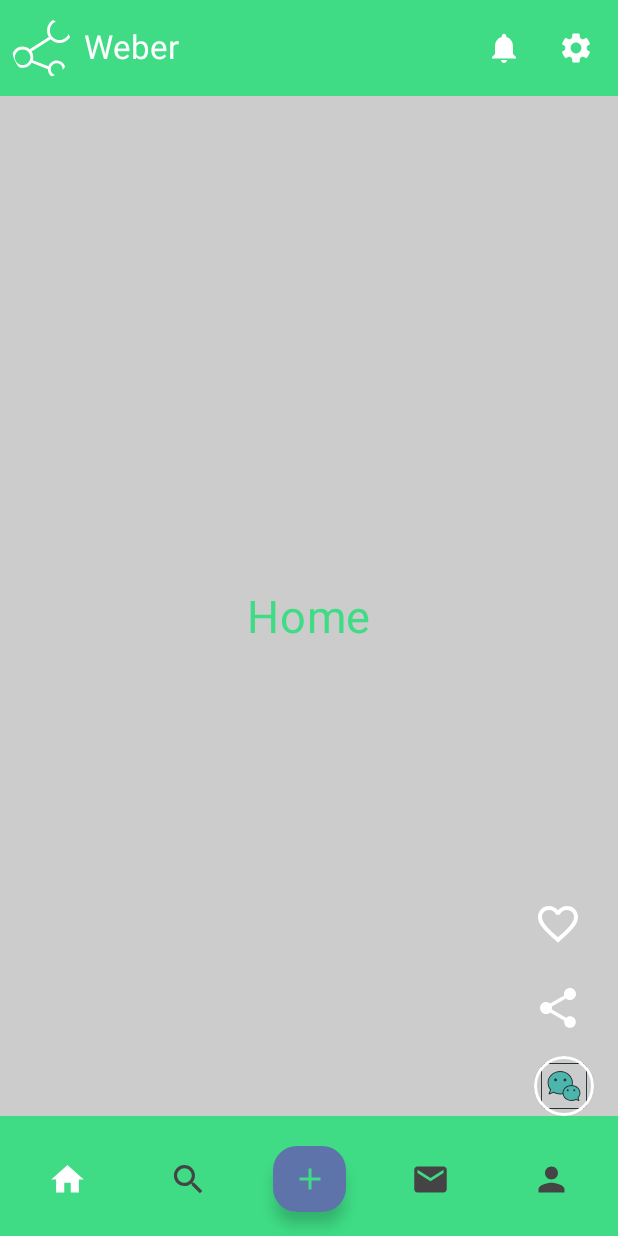
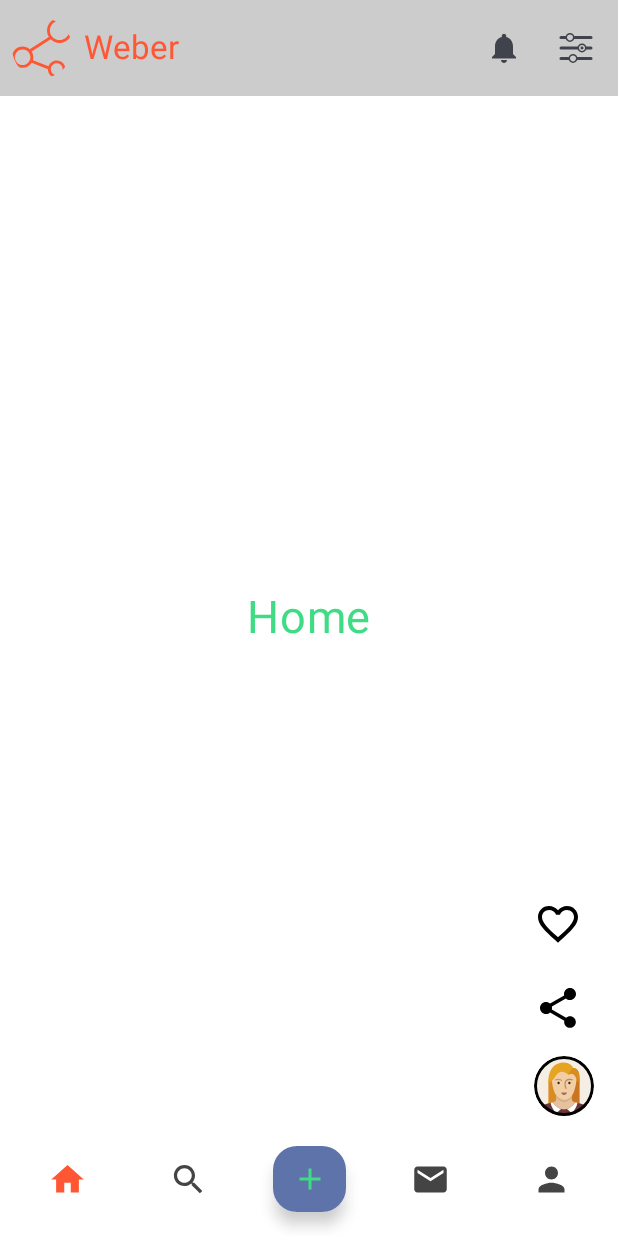
Before and after one commit to Alex122lang/Weber-app, an Android app built with Jetpack Compose: the screen it shows after launch (MainActivity), on a phone screen of 412 x 824 dp. Run offline under Robolectric (Android 15) with nearby library versions, the phone set to English and light mode, and no system bars.

Commit message:
third commit

```diff
--- a/app/src/main/java/com/alex/weber/MainActivity.kt
+++ b/app/src/main/java/com/alex/weber/MainActivity.kt
@@ -74,6 +74,7 @@ import com.alex.weber.ui.screens.profile.Profile
 import com.alex.weber.ui.screens.search.Search
 import com.alex.weber.ui.theme.GreenJC
 import com.alex.weber.ui.theme.WeberTheme
+import com.alex.weber.ui.theme.sportOrange
 import kotlinx.coroutines.launch
 
 class MainActivity : ComponentActivity() {
@@ -104,18 +105,18 @@ fun TopAppBar(){
     TopAppBar(title = { Text(text = "Weber")},
         navigationIcon = {
             IconButton(onClick = { Toast.makeText(context, "Weber", Toast.LENGTH_SHORT).show() }) {
-                Icon(painter = painterResource(id = R.drawable._logo, ), contentDescription = "Whatsapp icon")
+                Icon(painter = painterResource(id = R.drawable._logo, ), contentDescription = "Whatsapp icon", tint = sportOrange)
             }
         }, colors = TopAppBarDefaults.topAppBarColors(
-            containerColor = GreenJC,
-            titleContentColor = Color.White,
+            containerColor = Color.LightGray,
+            titleContentColor = sportOrange,
             navigationIconContentColor = Color.White
         ), actions = {
             IconButton(onClick = { Toast.makeText(context, "Notification", Toast.LENGTH_SHORT).show() })  {
-                Icon(imageVector = Icons.Filled.Notifications, contentDescription = "notification icon", tint = Color.White)
+                Icon(imageVector = Icons.Filled.Notifications, contentDescription = "notification icon",)
             }
             IconButton(onClick = { Toast.makeText(context, "Settings", Toast.LENGTH_SHORT).show() })  {
-                Icon(imageVector = Icons.Filled.Settings, contentDescription = "settings icon", tint = Color.White)
+                Icon(painter = painterResource(R.drawable.settings), contentDescription = "settings icon", )
             }
 
         }
@@ -139,74 +140,74 @@ fun NavBotSheet(innerPadding: PaddingValues){
     var showBottomSheet by remember {
         mutableStateOf(value = false)
     }
-    ModalNavigationDrawer(
-        drawerState = drawerState,
-        gesturesEnabled = true,
-        drawerContent = {
-            ModalDrawerSheet {
-                Box(modifier = Modifier
-                    .background(GreenJC)
-                    .fillMaxWidth()
-                    .height(150.dp)
-                ){
-                    Text(text = "")
-                }
-                Spacer(modifier = Modifier.height(10.dp))
-                NavigationDrawerItem(label = {Text(text = "Home", color = GreenJC)},
-                    selected = false,
-                    icon = {Icon(imageVector = Icons.Default.Home, contentDescription = "Home", tint = GreenJC)},
-                    onClick = {
-                        coroutineScope.launch{
-                            drawerState.close()
-                        }
-                        navigationController.navigate(Screens.Home.screen){
-//                            NEED CLALIFICATION
-                            popUpTo(0)
-                        }
-                    } )
-                NavigationDrawerItem(label = {Text(text = "Settings", color = GreenJC)},
-                    selected = false,
-                    icon = {Icon(imageVector = Icons.Default.LocationOn, contentDescription = "location", tint = GreenJC)},
-                    onClick = {
-                        coroutineScope.launch{
-                            drawerState.close()
-                        }
-                        navigationController.navigate(Screens.Settings.screen){
-                            popUpTo(0)
-                        }
-                    } )
-                NavigationDrawerItem(label = {Text(text = "Profile", color = GreenJC)},
-                    selected = false,
-                    icon = {Icon(imageVector = Icons.Default.Person, contentDescription = "profile", tint = GreenJC)},
-                    onClick = {
-                        coroutineScope.launch{
-                            drawerState.close()
-                        }
-                        navigationController.navigate(Screens.Profile.screen){
-                            popUpTo(0)
-                        }
-                    } )
-                NavigationDrawerItem(label = {Text(text = "Logout", color = GreenJC)},
-                    selected = false,
-                    icon = {Icon(imageVector = Icons.Default.Close, contentDescription = "logout", tint = GreenJC)},
-                    onClick = {
-                        coroutineScope.launch{
-                            drawerState.close()
-                        }
-                        navigationController.navigate(Screens.Settings.screen){
-                            popUpTo(0)
-                        }
-                        Toast.makeText(context, "Logout", Toast.LENGTH_SHORT).show()
-                    } )
-            }
-        },
-        ) {
+//    ModalNavigationDrawer(
+//        drawerState = drawerState,
+//        gesturesEnabled = true,
+//        drawerContent = {
+//            ModalDrawerSheet {
+//                Box(modifier = Modifier
+//                    .background(GreenJC)
+//                    .fillMaxWidth()
+//                    .height(150.dp)
+//                ){
+//                    Text(text = "")
+//                }
+//                Spacer(modifier = Modifier.height(10.dp))
+//                NavigationDrawerItem(label = {Text(text = "Home", color = GreenJC)},
+//                    selected = false,
+//                    icon = {Icon(imageVector = Icons.Default.Home, contentDescription = "Home", tint = sportOrange)},
+//                    onClick = {
+//                        coroutineScope.launch{
+//                            drawerState.close()
+//                        }
+//                        navigationController.navigate(Screens.Home.screen){
+////                            NEED CLALIFICATION
+//                            popUpTo(0)
+//                        }
+//                    } )
+//                NavigationDrawerItem(label = {Text(text = "Settings", color = GreenJC)},
+//                    selected = false,
+//                    icon = {Icon(imageVector = Icons.Default.LocationOn, contentDescription = "location", tint = sportOrange)},
+//                    onClick = {
+//                        coroutineScope.launch{
+//                            drawerState.close()
+//                        }
+//                        navigationController.navigate(Screens.Settings.screen){
+//                            popUpTo(0)
+//                        }
+//                    } )
+//                NavigationDrawerItem(label = {Text(text = "Profile", color = GreenJC)},
+//                    selected = false,
+//                    icon = {Icon(imageVector = Icons.Default.Person, contentDescription = "profile", tint = GreenJC)},
+//                    onClick = {
+//                        coroutineScope.launch{
+//                            drawerState.close()
+//                        }
+//                        navigationController.navigate(Screens.Profile.screen){
+//                            popUpTo(0)
+//                        }
+//                    } )
+//                NavigationDrawerItem(label = {Text(text = "Logout", color = GreenJC)},
+//                    selected = false,
+//                    icon = {Icon(imageVector = Icons.Default.Close, contentDescription = "logout", tint = GreenJC)},
+//                    onClick = {
+//                        coroutineScope.launch{
+//                            drawerState.close()
+//                        }
+//                        navigationController.navigate(Screens.Settings.screen){
+//                            popUpTo(0)
+//                        }
+//                        Toast.makeText(context, "Logout", Toast.LENGTH_SHORT).show()
+//                    } )
+//            }
+//        },
+//        ) {
     Scaffold(
         topBar = {
             TopAppBar()
         },
         bottomBar = {
-            BottomAppBar (containerColor = GreenJC){
+            BottomAppBar (containerColor = Color.White){
                 IconButton(onClick = {
                     selected.value = Icons.Default.Home
                     navigationController.navigate(Screens.Home.screen){
@@ -214,7 +215,7 @@ fun NavBotSheet(innerPadding: PaddingValues){
                     }
                 }, modifier = Modifier.weight(1f)) {
                     Icon(Icons.Default.Home, contentDescription = null, modifier = Modifier.size(26.dp),
-                        tint = if (selected.value == Icons.Default.Home) Color.White else Color.DarkGray)
+                        tint = if (selected.value == Icons.Default.Home) sportOrange else Color.DarkGray)
                 }
                 IconButton(onClick = {
                     selected.value = Icons.Default.Search
@@ -223,7 +224,7 @@ fun NavBotSheet(innerPadding: PaddingValues){
                     }
                 }, modifier = Modifier.weight(1f)) {
                     Icon(Icons.Default.Search, contentDescription = null, modifier = Modifier.size(26.dp),
-                        tint = if (selected.value == Icons.Default.Search) Color.White else Color.DarkGray)
+                        tint = if (selected.value == Icons.Default.Search) sportOrange else Color.DarkGray)
                 }
 
                 Box(modifier = Modifier
@@ -243,7 +244,7 @@ fun NavBotSheet(innerPadding: PaddingValues){
                     }
                 }, modifier = Modifier.weight(1f)) {
                     Icon(Icons.Default.Email, contentDescription = null, modifier = Modifier.size(26.dp),
-                        tint = if (selected.value == Icons.Default.Email) Color.White else Color.DarkGray)
+                        tint = if (selected.value == Icons.Default.Email) sportOrange else Color.DarkGray)
 
                 }
 
@@ -254,18 +255,19 @@ fun NavBotSheet(innerPadding: PaddingValues){
                     }
                 }, modifier = Modifier.weight(1f)) {
                     Icon(Icons.Default.Person, contentDescription = null, modifier = Modifier.size(26.dp),
-                        tint = if (selected.value == Icons.Default.Person) Color.White else Color.DarkGray)
+                        tint = if (selected.value == Icons.Default.Person) sportOrange else Color.DarkGray)
                 }
             }
         }
     ) {
         NavHost(navController = navigationController,
+            modifier = Modifier.padding(innerPadding),
             startDestination = Screens.Home.screen){
             composable(Screens.Home.screen) { Home(innerPadding) }
-            composable(Screens.Search.screen) { Search() }
+            composable(Screens.Search.screen) { Search(innerPadding) }
             composable(Screens.Chats.screen) { Chats() }
             composable(Screens.Profile.screen) { Profile() }
-            composable(Screens.Post.screen) { Post() }
+            composable(Screens.Post.screen) { Post(innerPadding) }
             composable(Screens.Settings.screen) { Settings() }
             composable(Screens.Notification.screen) { Notification() }
 
@@ -286,7 +288,7 @@ fun NavBotSheet(innerPadding: PaddingValues){
                 }
             }
         }
-    }}
+    }
 @Composable
 fun BottomSheetItem(icon: ImageVector, title:String, onClick: () -> Unit){
     Row (
--- a/app/src/main/java/com/alex/weber/ui/screens/home/HomeScreen.kt
+++ b/app/src/main/java/com/alex/weber/ui/screens/home/HomeScreen.kt
@@ -36,7 +36,7 @@ fun Home(innerPadding : PaddingValues){
         modifier = Modifier
         .fillMaxSize()
             .padding(innerPadding)
-        .background(Color.LightGray),
+        .background(Color.White),
          ){
         Column (
             modifier = Modifier
@@ -61,7 +61,7 @@ fun Home(innerPadding : PaddingValues){
                 Icon(
                     imageVector = Icons.Default.FavoriteBorder,
                     contentDescription = "Like",
-                    tint = Color.White,
+                    tint = Color.Black,
                     modifier = Modifier.size(32.dp)
                 )
             }
@@ -71,7 +71,7 @@ fun Home(innerPadding : PaddingValues){
                 Icon(
                     imageVector = Icons.Default.Share,
                     contentDescription = "Share",
-                    tint = Color.White,
+                    tint = Color.Black,
                     modifier = Modifier.size(32.dp)
                 )
             }
@@ -87,12 +87,12 @@ fun Home(innerPadding : PaddingValues){
 //            }
 //            Spacer(modifier = Modifier.size(8.dp))
             Image(
-                painter = painterResource(id = R.drawable.chats),
+                painter = painterResource(id = R.drawable.person),
                 contentDescription = "Profile",
                 modifier = Modifier
                     .size(40.dp)
                     .clip(CircleShape)
-                    .border(2.dp, Color.White, CircleShape).clickable(onClick = { })
+                    .border(2.dp, Color.Black, CircleShape).clickable(onClick = { })
             )
         }
     }
--- a/app/src/main/java/com/alex/weber/ui/theme/Color.kt
+++ b/app/src/main/java/com/alex/weber/ui/theme/Color.kt
@@ -11,3 +11,6 @@ val PurpleGrey40 = Color(0xFF625b71)
 val Pink40 = Color(0xFF7D5260)
 
 val GreenJC = Color(0xFF3FDC85)
+
+val sportOrange = Color(0xFFFF5733)
+val lightGray = Color(0xFFD6D6D6)
--- /dev/null
+++ b/app/src/main/res/drawable/person.xml
@@ -0,0 +1,87 @@
+<vector xmlns:android="http://schemas.android.com/apk/res/android" android:alpha="0.9" android:height="100dp" android:viewportHeight="100" android:viewportWidth="100" android:width="100dp">
+
+    <path android:fillColor="#F5EEE5" android:pathData="M50,50m-50,0a50,50 0,1 1,100 0a50,50 0,1 1,-100 0"/>
+
+    <group>
+
+        <clip-path android:pathData="M50,50m-50,0a50,50 0,1 1,100 0a50,50 0,1 1,-100 0"/>
+
+        <path android:fillColor="#D98C21" android:pathData="M24,41h31v43h-31z"/>
+
+    </group>
+
+    <group>
+
+        <clip-path android:pathData="M50,50m-50,0a50,50 0,1 1,100 0a50,50 0,1 1,-100 0"/>
+
+        <path android:fillColor="#CC751F" android:pathData="M45,37h31v47h-31z"/>
+
+    </group>
+
+    <group>
+
+        <clip-path android:pathData="M50,50m-50,0a50,50 0,1 1,100 0a50,50 0,1 1,-100 0"/>
+
+        <path android:fillColor="#E6C19C" android:pathData="M63,71.9c0,4 4.7,5.2 7.1,5.8c7.6,2 22.8,5.9 22.8,5.9c3.2,1.1 5.7,3.5 7.1,6.6v9.8L0,100v-9.8c1.3,-3.1 3.9,-5.5 7.1,-6.6c0,0 15.2,-3.9 22.8,-5.9c2.4,-0.6 7.1,-1.8 7.1,-5.8c0,-4 0,-10.9 0,-10.9h26C63,61 63,67.9 63,71.9z"/>
+
+    </group>
+
+    <group>
+
+        <clip-path android:pathData="M50,50m-50,0a50,50 0,1 1,100 0a50,50 0,1 1,-100 0"/>
+
+        <group>
+
+            <clip-path android:pathData="M63,71.9c0,4 4.7,5.2 7.1,5.8c7.6,2 22.8,5.9 22.8,5.9c3.2,1.1 5.7,3.5 7.1,6.6v9.8L0,100v-9.8c1.3,-3.1 3.9,-5.5 7.1,-6.6c0,0 15.2,-3.9 22.8,-5.9c2.4,-0.6 7.1,-1.8 7.1,-5.8c0,-4 0,-10.9 0,-10.9h26C63,61 63,67.9 63,71.9z"/>
+
+            <path android:fillColor="#D4B08C" android:pathData="M50.2,11l0.2,0l0,0c3.3,0 8.2,0.2 11.4,2c3.3,1.9 7.3,5.6 8.5,12.1c2.4,13.7 -2.1,35.4 -6.3,42.4c-4,6.7 -9.8,9.2 -13.5,9.4l-0.1,0l-0.2,0l-0.2,0l-0.1,0c-3.7,-0.2 -9.5,-2.7 -13.5,-9.4c-4.2,-7 -8.7,-28.7 -6.3,-42.4c1.2,-6.5 5.2,-10.2 8.5,-12.1c3.2,-1.8 8.1,-2 11.4,-2l0,0L50.2,11z"/>
+
+        </group>
+
+        <group>
+
+            <clip-path android:pathData="M63,71.9c0,4 4.7,5.2 7.1,5.8c7.6,2 22.8,5.9 22.8,5.9c3.2,1.1 5.7,3.5 7.1,6.6v9.8L0,100v-9.8c1.3,-3.1 3.9,-5.5 7.1,-6.6c0,0 15.2,-3.9 22.8,-5.9c2.4,-0.6 7.1,-1.8 7.1,-5.8c0,-4 0,-10.9 0,-10.9h26C63,61 63,67.9 63,71.9z"/>
+
+            <path android:fillColor="#6B363E" android:pathData="M0,58L100,58v42L0,100L0,58zM50,89c12.1,0 20.8,-14.1 20.8,-14.1S60.9,59 50,59S29.2,74.9 29.2,74.9S37.9,89 50,89z"/>
+
+        </group>
+
+        <group>
+
+            <clip-path android:pathData="M63,71.9c0,4 4.7,5.2 7.1,5.8c7.6,2 22.8,5.9 22.8,5.9c3.2,1.1 5.7,3.5 7.1,6.6v9.8L0,100v-9.8c1.3,-3.1 3.9,-5.5 7.1,-6.6c0,0 15.2,-3.9 22.8,-5.9c2.4,-0.6 7.1,-1.8 7.1,-5.8c0,-4 0,-10.9 0,-10.9h26C63,61 63,67.9 63,71.9z"/>
+
+            <group>
+
+                <clip-path android:pathData="M0,58L100,58v42L0,100L0,58zM50,89c12.1,0 20.8,-14.1 20.8,-14.1S60.9,59 50,59S29.2,74.9 29.2,74.9S37.9,89 50,89z"/>
+
+                <path android:fillColor="#FFFFFF" android:pathData="M72.4,77.7c-1.3,10 -9.3,17.3 -9.3,17.3s-8.2,-7 -10.2,-7.6c12.7,-7.6 17.1,-12 17.1,-12S73.6,67.7 72.4,77.7zM27.7,77.7C29,87.8 37,95 37,95s8.2,-7 10.2,-7.6c-12.7,-7.6 -17.1,-12 -17.1,-12S26.5,67.7 27.7,77.7z"/>
+
+            </group>
+
+        </group>
+
+    </group>
+
+    <path android:fillColor="#F2CEA5" android:pathData="M50,16c19.1,0 20.7,13.8 20.8,15.1c1.1,11.9 -3,28.1 -6.8,33.7c-4,5.9 -9.8,8.1 -13.5,8.3c-0.2,0 -0.2,0 -0.3,0L50,73c-3.8,-0.2 -9.6,-2.4 -13.6,-8.3c-3.8,-5.6 -7.9,-21.8 -6.8,-33.8C29.7,29.7 30.9,16 50,16z"/>
+
+    <path android:fillColor="#A3705F" android:pathData="M45.8,61c-0.2,0 -0.4,0.4 -0.3,0.7c0.9,2.1 2.3,3.3 4.2,3.4c2,0.2 4.1,-1.2 5.2,-3.4c0.1,-0.3 0,-0.7 -0.3,-0.7L45.8,61z"/>
+
+    <path android:fillColor="#262626" android:pathData="M59,45m-2,0a2,2 0,1 1,4 0a2,2 0,1 1,-4 0"/>
+
+    <path android:fillColor="#262626" android:pathData="M41,45m-2,0a2,2 0,1 1,4 0a2,2 0,1 1,-4 0"/>
+
+    <path android:fillColor="#00000000" android:pathData="M35.5,40.2c0,0 1.4,-1.2 4.9,-1.2c2.5,0 4.9,0.7 6.4,2.6" android:strokeColor="#CC9872" android:strokeWidth="2"/>
+
+    <path android:fillColor="#00000000" android:pathData="M64.4,40.2c0,0 -1.4,-1.2 -4.9,-1.2s-6.9,1.5 -7.7,5.7s0.3,7.7 2.1,10.1" android:strokeColor="#BB8660" android:strokeWidth="2"/>
+
+    <path android:fillColor="#E6A422" android:pathData="M24,45.3c2.4,-0.9 7.2,-3.5 12,-11.9c6.8,-12 17.2,-6.5 20.5,-2.6c0.4,0.4 0.9,0.2 0.9,0.2s8.6,-3.7 12,3.8c2.5,5.5 3.9,7.1 6.5,8.8v-7.9C76,20.2 66.5,20 66.1,20s-0.7,0 -0.9,-0.6C64.3,16.5 55,6.9 39.4,13S24,41 24,41L24,45.3z"/>
+
+    <group>
+
+        <clip-path android:pathData="M24,45.3c2.4,-0.9 7.2,-3.5 12,-11.9c6.8,-12 17.2,-6.5 20.5,-2.6c0.4,0.4 0.9,0.2 0.9,0.2s8.6,-3.7 12,3.8c2.5,5.5 3.9,7.1 6.5,8.8v-7.9C76,20.2 66.5,20 66.1,20s-0.7,0 -0.9,-0.6C64.3,16.5 55,6.9 39.4,13S24,41 24,41L24,45.3z"/>
+
+        <path android:fillColor="#D98C21" android:pathData="M56.8,31.6c0,0 3,-7.5 9,-12.1S77,26.9 77,26.9l0.3,19.6L56.8,31.6z"/>
+
+    </group>
+
+</vector>
--- /dev/null
+++ b/app/src/main/res/drawable/settings.xml
@@ -0,0 +1,23 @@
+<vector xmlns:android="http://schemas.android.com/apk/res/android" android:alpha="0.9" android:height="32dp" android:viewportHeight="32" android:viewportWidth="32" android:width="32dp">
+
+    <path android:fillColor="#00000000" android:pathData="M15,9L26,9" android:strokeColor="#0832ff" android:strokeLineCap="round" android:strokeLineJoin="round" android:strokeWidth="2"/>
+
+    <path android:fillColor="#00000000" android:pathData="M6,9L9,9" android:strokeColor="#0832ff" android:strokeLineCap="round" android:strokeLineJoin="round" android:strokeWidth="2"/>
+
+    <path android:fillColor="#00000000" android:pathData="M23,16L26,16" android:strokeColor="#0832ff" android:strokeLineCap="round" android:strokeLineJoin="round" android:strokeWidth="2"/>
+
+    <path android:fillColor="#00000000" android:pathData="M6,16L17,16" android:strokeColor="#0832ff" android:strokeLineCap="round" android:strokeLineJoin="round" android:strokeWidth="2"/>
+
+    <path android:fillColor="#00000000" android:pathData="M17,23L26,23" android:strokeColor="#0832ff" android:strokeLineCap="round" android:strokeLineJoin="round" android:strokeWidth="2"/>
+
+    <path android:fillColor="#00000000" android:pathData="M6,23L11,23" android:strokeColor="#0832ff" android:strokeLineCap="round" android:strokeLineJoin="round" android:strokeWidth="2"/>
+
+    <path android:fillColor="#00000000" android:pathData="M14.5,8.92A2.6,2.6 0,0 1,12 11.5,2.6 2.6,0 0,1 9.5,8.92a2.5,2.5 0,0 1,5 0Z" android:strokeColor="#0832ff" android:strokeLineCap="round" android:strokeLineJoin="round" android:strokeWidth="1"/>
+
+    <path android:fillColor="#00000000" android:pathData="M22.5,15.92a2.5,2.5 0,1 1,-5 0,2.5 2.5,0 0,1 5,0Z" android:strokeColor="#0832ff" android:strokeLineCap="round" android:strokeLineJoin="round" android:strokeWidth="1"/>
+
+    <path android:fillColor="#0832ff" android:pathData="M21,16a1,1 0,1 1,-2 0,1 1,0 0,1 2,0Z"/>
+
+    <path android:fillColor="#00000000" android:pathData="M16.5,22.92A2.6,2.6 0,0 1,14 25.5a2.6,2.6 0,0 1,-2.5 -2.58,2.5 2.5,0 0,1 5,0Z" android:strokeColor="#0832ff" android:strokeLineCap="round" android:strokeLineJoin="round" android:strokeWidth="1"/>
+
+</vector>
```
Also changed, not shown: app/src/main/java/com/alex/weber/ui/screens/posts/PostScreen.kt (+79 -5 lines), app/src/main/java/com/alex/weber/ui/screens/search/SearchScreen.kt (+61 -8 lines), app/src/main/res/drawable/edit.xml (added, +11 -0 lines), app/src/main/res/drawable/emoji.xml (added, +13 -0 lines), app/src/main/res/drawable/trim.xml (added, +9 -0 lines).
